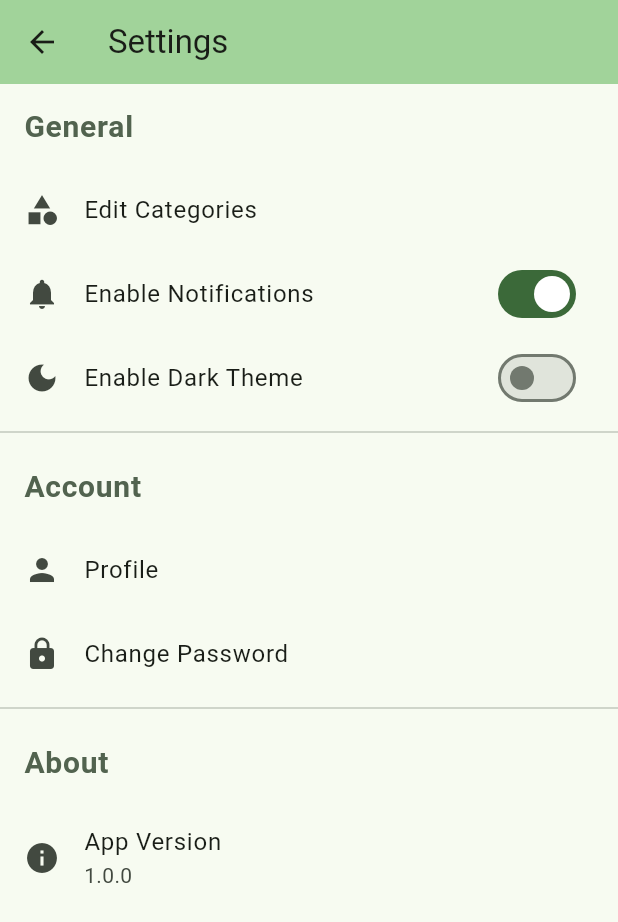
After one commit to jjerrell/RootRecords, a Flutter app: the screen it shows after launch, after a tap on the "settings" icon, on a phone screen of 412 x 824 dp. The commit adds this screen. Shown: the top 922 px of the screen. Run offline on Flutter 3.47's test engine with Material 3 defaults, Android fonts, the light colour scheme and no system bars; our stand-ins replace sqflite; accounts and stored records are empty.

Commit message:
Adds a settings page

```diff
--- a/lib/main.dart
+++ b/lib/main.dart
@@ -1,5 +1,6 @@
 import 'package:flutter/material.dart';
 import 'package:root_records/model/task.dart';
+import 'package:root_records/view/settings_view.dart';
 import 'package:root_records/view/task_edit_view.dart';
 import 'package:root_records/view/task_view.dart';
 import 'db/database_helper.dart';
@@ -73,6 +74,17 @@ class _MyHomePageState extends State<MyHomePage> {
       appBar: AppBar(
         backgroundColor: Theme.of(context).colorScheme.inversePrimary,
         title: Text(widget.title),
+        actions: [
+          IconButton(
+            icon: const Icon(Icons.settings),
+            onPressed: () {
+              Navigator.push(
+                context,
+                MaterialPageRoute(builder: (context) => SettingsView()),
+              );
+            },
+          ),
+        ],
       ),
       body: Expanded(
         child: _tasks.isEmpty
--- /dev/null
+++ b/lib/view/settings_view.dart
@@ -0,0 +1,105 @@
+import 'package:flutter/material.dart';
+
+class SettingsView extends StatefulWidget {
+  const SettingsView({super.key});
+
+  @override
+  State<SettingsView> createState() => _SettingsViewState();
+}
+
+class _SettingsViewState extends State<SettingsView> {
+  bool _notificationEnabled = true;
+  bool _darkThemeEnabled = false;
+
+  @override
+  Widget build(BuildContext context) {
+    return Scaffold(
+      appBar: AppBar(
+        backgroundColor: Theme.of(context).colorScheme.inversePrimary,
+        title: const Text('Settings'),
+      ),
+      body: ListView(
+        children: [
+          ListTile(
+            title: Text(
+              "General",
+              style: TextStyle(
+                fontSize: 20,
+                fontWeight: FontWeight.bold,
+                color: Theme.of(context).colorScheme.secondary,
+              ),
+            ),
+          ),
+          ListTile(
+            leading: const Icon(Icons.category),
+            title: const Text('Edit Categories'),
+            onTap: () {
+              // Handle category navigation
+            },
+          ),
+          SwitchListTile(
+            title: const Text('Enable Notifications'),
+            value: _notificationEnabled,
+            onChanged: (bool value) {
+              setState(() {
+                _notificationEnabled = value;
+              });
+            },
+            secondary: const Icon(Icons.notifications),
+          ),
+          SwitchListTile(
+            title: const Text('Enable Dark Theme'),
+            value: _darkThemeEnabled,
+            onChanged: (bool value) {
+              setState(() {
+                _darkThemeEnabled = value;
+              });
+            },
+            secondary: const Icon(Icons.dark_mode),
+          ),
+          const Divider(),
+          ListTile(
+            title: Text(
+              "Account",
+              style: TextStyle(
+                fontSize: 20,
+                fontWeight: FontWeight.bold,
+                color: Theme.of(context).colorScheme.secondary,
+              ),
+            ),
+          ),
+          ListTile(
+            leading: const Icon(Icons.person),
+            title: const Text('Profile'),
+            onTap: () {
+              // Handle Profile tap
+            },
+          ),
+          ListTile(
+            leading: const Icon(Icons.lock),
+            title: const Text('Change Password'),
+            onTap: () {
+              // Handle Change Password tap
+            },
+          ),
+          const Divider(),
+          ListTile(
+            title: Text(
+              "About",
+              style: TextStyle(
+                fontSize: 20,
+                fontWeight: FontWeight.bold,
+                color: Theme.of(context).colorScheme.secondary,
+              ),
+            ),
+          ),
+          const ListTile(
+            leading: Icon(Icons.info),
+            title: Text('App Version'),
+            subtitle: Text('1.0.0'),
+          ),
+        ],
+      ),
+    );
+  }
+}
```
